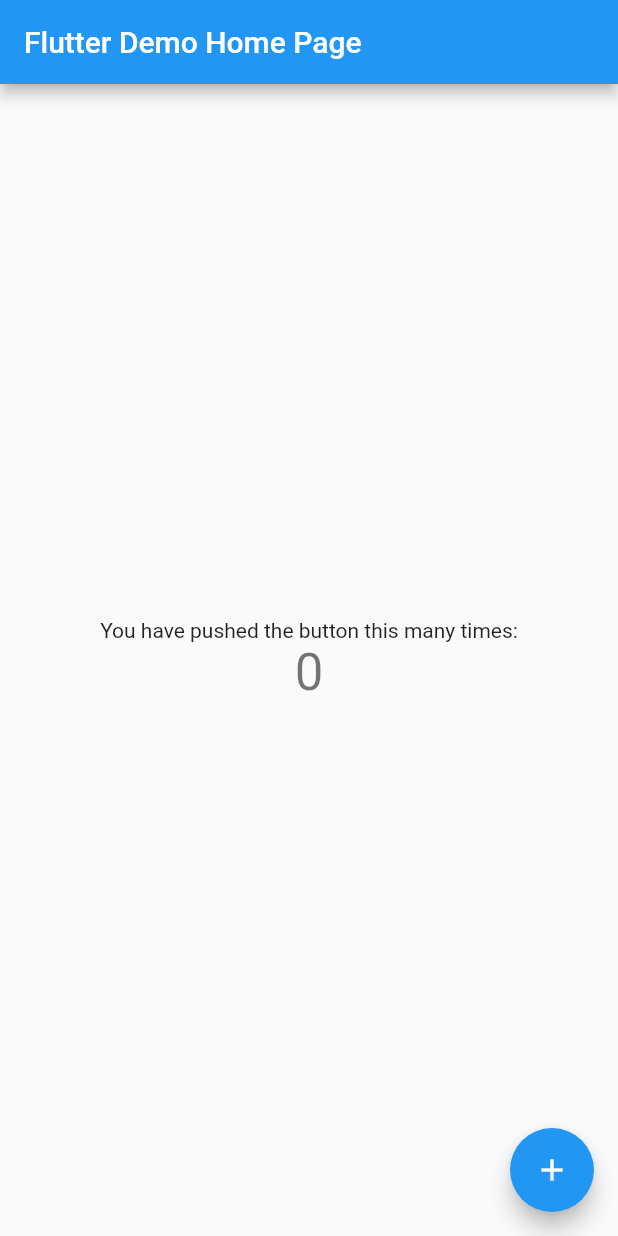
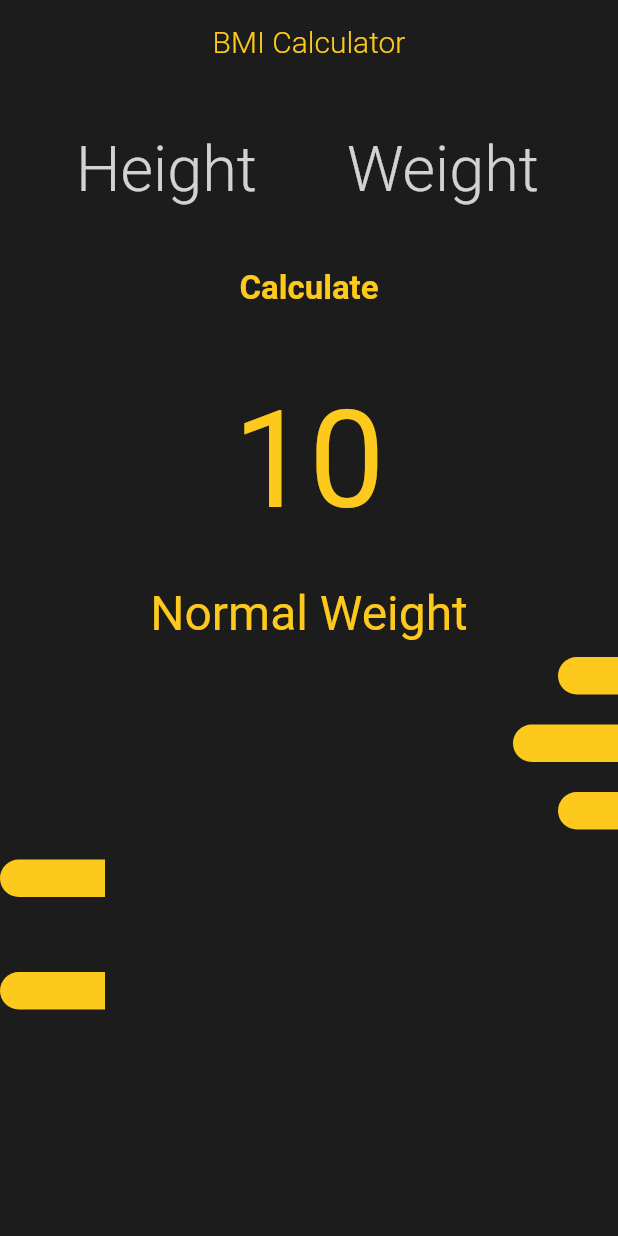
Before and after one commit to ajcandelariaa/flutter-bmi-calculator, a Flutter app: the screen it shows after launch, on a phone screen of 412 x 824 dp. Run offline on Flutter 3.47's test engine with Material 2 defaults, Android fonts, the phone set to English and light mode, and no system bars; our stand-ins replace hexcolor.

Commit message:
UI Design Applied

```diff
--- /dev/null
+++ b/lib/constants/app_constants.dart
@@ -0,0 +1,5 @@
+import 'package:flutter/material.dart';
+import 'package:hexcolor/hexcolor.dart';
+
+final Color mainHexColor = HexColor("#1C1C1C");
+final Color accentHexColor = HexColor("#FCC91C");
--- a/lib/main.dart
+++ b/lib/main.dart
@@ -1,115 +1,23 @@
+import 'package:bmi_calculator/screens/home.dart';
 import 'package:flutter/material.dart';
 
-void main() {
-  runApp(const MyApp());
+void main(){
+  runApp(MyApp());
 }
 
 class MyApp extends StatelessWidget {
   const MyApp({Key? key}) : super(key: key);
 
-  // This widget is the root of your application.
   @override
   Widget build(BuildContext context) {
     return MaterialApp(
-      title: 'Flutter Demo',
+      title: 'BMI Calculator',
+      debugShowCheckedModeBanner: false,
       theme: ThemeData(
-        // This is the theme of your application.
-        //
-        // Try running your application with "flutter run". You'll see the
-        // application has a blue toolbar. Then, without quitting the app, try
-        // changing the primarySwatch below to Colors.green and then invoke
-        // "hot reload" (press "r" in the console where you ran "flutter run",
-        // or simply save your changes to "hot reload" in a Flutter IDE).
-        // Notice that the counter didn't reset back to zero; the application
-        // is not restarted.
-        primarySwatch: Colors.blue,
+        primarySwatch: Colors.yellow,
+        visualDensity: VisualDensity.adaptivePlatformDensity,
       ),
-      home: const MyHomePage(title: 'Flutter Demo Home Page'),
+      home: HomeScreen(),
     );
   }
 }
-
-class MyHomePage extends StatefulWidget {
-  const MyHomePage({Key? key, required this.title}) : super(key: key);
-
-  // This widget is the home page of your application. It is stateful, meaning
-  // that it has a State object (defined below) that contains fields that affect
-  // how it looks.
-
-  // This class is the configuration for the state. It holds the values (in this
-  // case the title) provided by the parent (in this case the App widget) and
-  // used by the build method of the State. Fields in a Widget subclass are
-  // always marked "final".
-
-  final String title;
-
-  @override
-  State<MyHomePage> createState() => _MyHomePageState();
-}
-
-class _MyHomePageState extends State<MyHomePage> {
-  int _counter = 0;
-
-  void _incrementCounter() {
-    setState(() {
-      // This call to setState tells the Flutter framework that something has
-      // changed in this State, which causes it to rerun the build method below
-      // so that the display can reflect the updated values. If we changed
-      // _counter without calling setState(), then the build method would not be
-      // called again, and so nothing would appear to happen.
-      _counter++;
-    });
-  }
-
-  @override
-  Widget build(BuildContext context) {
-    // This method is rerun every time setState is called, for instance as done
-    // by the _incrementCounter method above.
-    //
-    // The Flutter framework has been optimized to make rerunning build methods
-    // fast, so that you can just rebuild anything that needs updating rather
-    // than having to individually change instances of widgets.
-    return Scaffold(
-      appBar: AppBar(
-        // Here we take the value from the MyHomePage object that was created by
-        // the App.build method, and use it to set our appbar title.
-        title: Text(widget.title),
-      ),
-      body: Center(
-        // Center is a layout widget. It takes a single child and positions it
-        // in the middle of the parent.
-        child: Column(
-          // Column is also a layout widget. It takes a list of children and
-          // arranges them vertically. By default, it sizes itself to fit its
-          // children horizontally, and tries to be as tall as its parent.
-          //
-          // Invoke "debug painting" (press "p" in the console, choose the
-          // "Toggle Debug Paint" action from the Flutter Inspector in Android
-          // Studio, or the "Toggle Debug Paint" command in Visual Studio Code)
-          // to see the wireframe for each widget.
-          //
-          // Column has various properties to control how it sizes itself and
-          // how it positions its children. Here we use mainAxisAlignment to
-          // center the children vertically; the main axis here is the vertical
-          // axis because Columns are vertical (the cross axis would be
-          // horizontal).
-          mainAxisAlignment: MainAxisAlignment.center,
-          children: <Widget>[
-            const Text(
-              'You have pushed the button this many times:',
-            ),
-            Text(
-              '$_counter',
-              style: Theme.of(context).textTheme.headline4,
-            ),
-          ],
-        ),
-      ),
-      floatingActionButton: FloatingActionButton(
-        onPressed: _incrementCounter,
-        tooltip: 'Increment',
-        child: const Icon(Icons.add),
-      ), // This trailing comma makes auto-formatting nicer for build methods.
-    );
-  }
-}
--- /dev/null
+++ b/lib/screens/home.dart
@@ -0,0 +1,118 @@
+import 'package:bmi_calculator/constants/app_constants.dart';
+import 'package:flutter/material.dart';
+import 'package:bmi_calculator/widgets/left_bar.dart';
+import 'package:bmi_calculator/widgets/right_bar.dart';
+
+class HomeScreen extends StatefulWidget {
+  HomeScreen({Key? key}) : super(key: key);
+
+  @override
+  State<HomeScreen> createState() => _HomeScreenState();
+}
+
+class _HomeScreenState extends State<HomeScreen> {
+  TextEditingController _heightController = TextEditingController();
+  TextEditingController _weightController = TextEditingController();
+
+
+  @override
+  Widget build(BuildContext context) {
+    return Scaffold(
+      appBar: AppBar(
+        title: Text(
+          "BMI Calculator",
+          style: TextStyle(color: accentHexColor, fontWeight: FontWeight.w300),
+        ),
+        backgroundColor: Colors.transparent,
+        elevation: 0,
+        centerTitle: true,
+      ),
+      backgroundColor: mainHexColor,
+      body: SingleChildScrollView(
+        child: Column(
+          children: [
+            SizedBox(height: 20, ),
+            Row(
+              mainAxisAlignment: MainAxisAlignment.spaceEvenly,
+              children: [
+                Container(
+                  width: 130,
+                  child: TextField(
+                    style: TextStyle(
+                      fontSize: 42,
+                      fontWeight: FontWeight.w300,
+                      color: accentHexColor,
+                    ),
+                    keyboardType: TextInputType.number,
+                    decoration: InputDecoration(
+                      border: InputBorder.none,
+                      hintText: "Height",
+                      hintStyle: TextStyle(
+                        fontSize: 42,
+                        fontWeight: FontWeight.w300,
+                        color: Colors.white.withOpacity(.8),
+                      )
+                    ),
+                  ),
+                ),
+                Container(
+                  width: 130,
+                  child: TextField(
+                    style: TextStyle(
+                      fontSize: 42,
+                      fontWeight: FontWeight.w300,
+                      color: accentHexColor,
+                    ),
+                    keyboardType: TextInputType.number,
+                    decoration: InputDecoration(
+                      border: InputBorder.none,
+                      hintText: "Weight",
+                      hintStyle: TextStyle(
+                        fontSize: 42,
+                        fontWeight: FontWeight.w300,
+                        color: Colors.white.withOpacity(.8),
+                      )
+                    ),
+                  ),
+                )
+              ],
+            ),
+            SizedBox(height: 30,),
+            Container(
+              child: Text("Calculate", style: TextStyle(
+                fontSize: 22,
+                fontWeight: FontWeight.bold,
+                color: accentHexColor,
+              ),),
+            ),
+            SizedBox(height: 50,),
+            Container(
+              child: Text("10", style: TextStyle(
+                fontSize: 90,
+                color: accentHexColor
+              ),),
+            ),
+            SizedBox(height: 30,),
+            Container(
+              child: Text("Normal Weight", style: TextStyle(
+                fontSize: 32,
+                fontWeight: FontWeight.w400,
+                color: accentHexColor
+              ),),
+            ),
+            SizedBox(height: 10,),
+            LeftBar(barWidth: 40),
+            SizedBox(height: 20,),
+            LeftBar(barWidth: 70),
+            SizedBox(height: 20,),
+            LeftBar(barWidth: 40),
+            SizedBox(height: 20,),
+            RightBar(barWidth: 70),
+            SizedBox(height: 50,),
+            RightBar(barWidth: 70),
+          ],
+        ),
+      ),
+    );
+  }
+}
--- /dev/null
+++ b/lib/widgets/left_bar.dart
@@ -0,0 +1,28 @@
+import 'package:bmi_calculator/constants/app_constants.dart';
+import 'package:flutter/material.dart';
+
+class LeftBar extends StatelessWidget {
+  final double barWidth;
+
+  const LeftBar({Key? key, required this.barWidth}) : super(key: key);
+
+  @override
+  Widget build(BuildContext context) {
+    return Row(
+      mainAxisAlignment: MainAxisAlignment.end,
+      children: [
+        Container(
+          height: 25,
+          width: barWidth,
+          decoration: BoxDecoration(
+            borderRadius: BorderRadius.only(
+              topLeft: Radius.circular(20),
+              bottomLeft: Radius.circular(20),
+            ),
+            color: accentHexColor
+          ),
+        )
+      ],
+    );
+  }
+}
--- /dev/null
+++ b/lib/widgets/right_bar.dart
@@ -0,0 +1,28 @@
+import 'package:bmi_calculator/constants/app_constants.dart';
+import 'package:flutter/material.dart';
+
+class RightBar extends StatelessWidget {
+  final double barWidth;
+
+  const RightBar({Key? key, required this.barWidth}) : super(key: key);
+
+  @override
+  Widget build(BuildContext context) {
+    return Row(
+      mainAxisAlignment: MainAxisAlignment.start,
+      children: [
+        Container(
+          height: 25,
+          width: barWidth,
+          decoration: BoxDecoration(
+            borderRadius: BorderRadius.only(
+              topLeft: Radius.circular(20),
+              bottomLeft: Radius.circular(20),
+            ),
+            color: accentHexColor
+          ),
+        )
+      ],
+    );
+  }
+}
--- a/pubspec.yaml
+++ b/pubspec.yaml
@@ -29,7 +29,7 @@ environment:
 dependencies:
   flutter:
     sdk: flutter
-
+  hexcolor: ^2.0.6
 
   # The following adds the Cupertino Icons font to your application.
   # Use with the CupertinoIcons class for iOS style icons.
```
Also changed, not shown: pubspec.lock, 1 other file.
